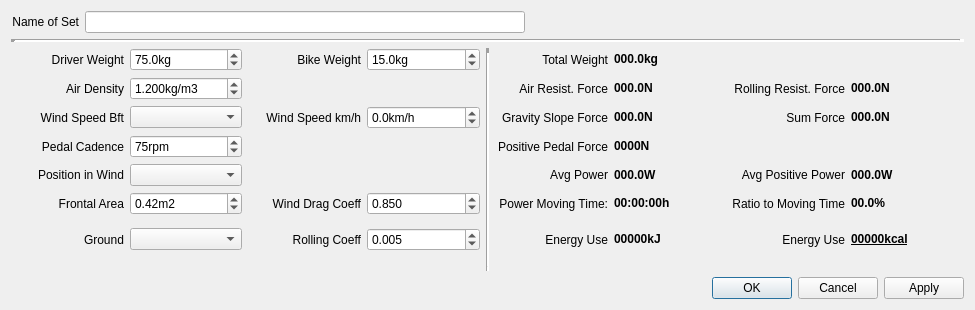
Maproom/qmapshack, file src/qmapshack/gis/trk/filter/IFilterEnergyCycleDlg.ui: the form before one commit.
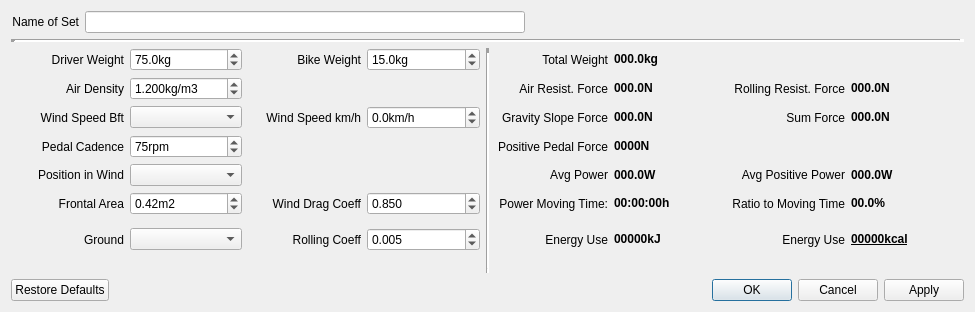
The form after the commit.

Commit message: Add RestoreDefaults button.

```diff
--- a/src/qmapshack/gis/trk/filter/IFilterEnergyCycleDlg.ui
+++ b/src/qmapshack/gis/trk/filter/IFilterEnergyCycleDlg.ui
@@ -7,7 +7,7 @@
     <x>0</x>
     <y>0</y>
     <width>975</width>
-    <height>310</height>
+    <height>312</height>
    </rect>
   </property>
   <property name="windowTitle">
@@ -677,7 +677,7 @@
       <enum>Qt::Horizontal</enum>
      </property>
      <property name="standardButtons">
-      <set>QDialogButtonBox::Apply|QDialogButtonBox::Cancel|QDialogButtonBox::Ok</set>
+      <set>QDialogButtonBox::Apply|QDialogButtonBox::Cancel|QDialogButtonBox::Ok|QDialogButtonBox::RestoreDefaults</set>
      </property>
     </widget>
    </item>
```
The commit also changes 3 other files.
